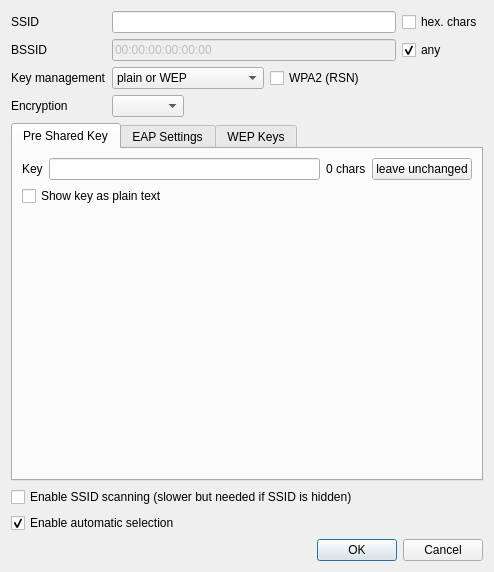
The window that qnut/apconf.ui (dosnut/nut) describes before a commit, drawn with Qt 5.
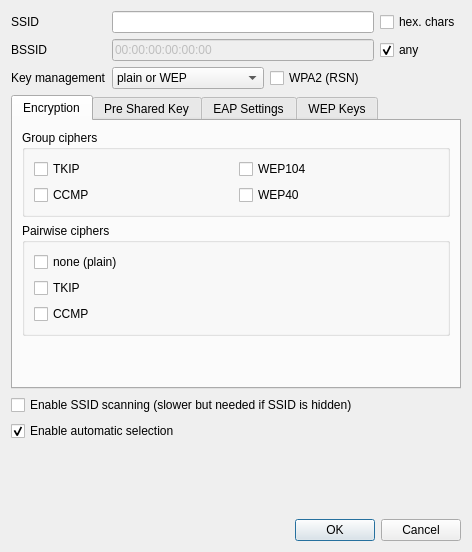
The same window after the commit.

Commit message: [QNUT] redesigned access point config

Diff of the .ui file:
```diff
--- a/qnut/apconf.ui
+++ b/qnut/apconf.ui
@@ -6,13 +6,15 @@
    <rect>
     <x>0</x>
     <y>0</y>
-    <width>494</width>
-    <height>572</height>
+    <width>472</width>
+    <height>552</height>
    </rect>
   </property>
   <property name="windowTitle" >
    <string>Configure Access Point</string>
   </property>
+  <layout class="QVBoxLayout" >
+   <item>
   <layout class="QGridLayout" >
    <item row="0" column="0" >
     <widget class="QLabel" name="ssidLabel" >
@@ -125,41 +127,100 @@
      </item>
     </layout>
    </item>
-   <item row="3" column="0" >
-    <widget class="QLabel" name="encLabel" >
-     <property name="text" >
-      <string>Encryption</string>
-     </property>
-     <property name="buddy" >
-      <cstring>encCombo</cstring>
-     </property>
-    </widget>
-   </item>
-   <item row="3" column="1" colspan="2" >
-    <layout class="QHBoxLayout" >
-     <item>
-      <widget class="QComboBox" name="encCombo" />
-     </item>
-     <item>
-      <spacer>
-       <property name="orientation" >
-        <enum>Qt::Horizontal</enum>
-       </property>
-       <property name="sizeHint" >
-        <size>
-         <width>40</width>
-         <height>20</height>
-        </size>
-       </property>
-      </spacer>
-     </item>
     </layout>
    </item>
-   <item row="4" column="0" colspan="3" >
+   <item>
     <widget class="QTabWidget" name="confTabs" >
      <property name="currentIndex" >
       <number>0</number>
      </property>
+     <widget class="QWidget" name="encTab" >
+      <attribute name="title" >
+       <string>Encryption</string>
+      </attribute>
+      <layout class="QVBoxLayout" >
+       <item>
+        <widget class="QGroupBox" name="grpCipGroup" >
+         <property name="title" >
+          <string>Group ciphers</string>
+         </property>
+         <layout class="QGridLayout" >
+          <item row="0" column="0" >
+           <widget class="QCheckBox" name="grpTKIPCheck" >
+            <property name="text" >
+             <string>TKIP</string>
+            </property>
+           </widget>
+          </item>
+          <item row="0" column="1" >
+           <widget class="QCheckBox" name="grpWEP104Check" >
+            <property name="text" >
+             <string>WEP104</string>
+            </property>
+           </widget>
+          </item>
+          <item row="1" column="0" >
+           <widget class="QCheckBox" name="grpCCMPCheck" >
+            <property name="text" >
+             <string>CCMP</string>
+            </property>
+           </widget>
+          </item>
+          <item row="1" column="1" >
+           <widget class="QCheckBox" name="grpWEP40Check" >
+            <property name="text" >
+             <string>WEP40</string>
+            </property>
+           </widget>
+          </item>
+         </layout>
+        </widget>
+       </item>
+       <item>
+        <widget class="QGroupBox" name="pairCipGroup" >
+         <property name="title" >
+          <string>Pairwise ciphers</string>
+         </property>
+         <layout class="QVBoxLayout" >
+          <item>
+           <widget class="QCheckBox" name="prwNoneCheck" >
+            <property name="text" >
+             <string>none (plain)</string>
+            </property>
+           </widget>
+          </item>
+          <item>
+           <widget class="QCheckBox" name="prwTKIPCheck" >
+            <property name="text" >
+             <string>TKIP</string>
+            </property>
+           </widget>
+          </item>
+          <item>
+           <widget class="QCheckBox" name="prwCCMPCheck" >
+            <property name="text" >
+             <string>CCMP</string>
+            </property>
+           </widget>
+          </item>
+         </layout>
+        </widget>
+       </item>
+       <item>
+        <spacer>
+         <property name="orientation" >
+          <enum>Qt::Vertical</enum>
+         </property>
+         <property name="sizeHint" >
+          <size>
+           <width>20</width>
+           <height>40</height>
+          </size>
+         </property>
+        </spacer>
+       </item>
+      </layout>
+     </widget>
      <widget class="QWidget" name="pskTab" >
       <attribute name="title" >
        <string>Pre Shared Key</string>
@@ -519,14 +580,14 @@
      </widget>
     </widget>
    </item>
-   <item row="5" column="0" colspan="3" >
+   <item>
     <widget class="QCheckBox" name="scanCheck" >
      <property name="text" >
       <string>Enable SSID scanning (slower but needed if SSID is hidden)</string>
      </property>
     </widget>
    </item>
-   <item row="6" column="0" colspan="3" >
+   <item>
     <widget class="QCheckBox" name="autoEnableCheck" >
      <property name="text" >
       <string>Enable automatic selection</string>
@@ -536,7 +597,20 @@
      </property>
     </widget>
    </item>
-   <item row="7" column="0" colspan="3" >
+   <item>
+    <spacer>
+     <property name="orientation" >
+      <enum>Qt::Vertical</enum>
+     </property>
+     <property name="sizeHint" >
+      <size>
+       <width>20</width>
+       <height>40</height>
+      </size>
+     </property>
+    </spacer>
+   </item>
+   <item>
     <widget class="QDialogButtonBox" name="buttonBox" >
      <property name="orientation" >
       <enum>Qt::Horizontal</enum>
```
Left out of the diff: 15 changed lines with no effect on the pictures. Lines whose indentation alone changed are shown as unchanged. The commit also changes 2 other files.
